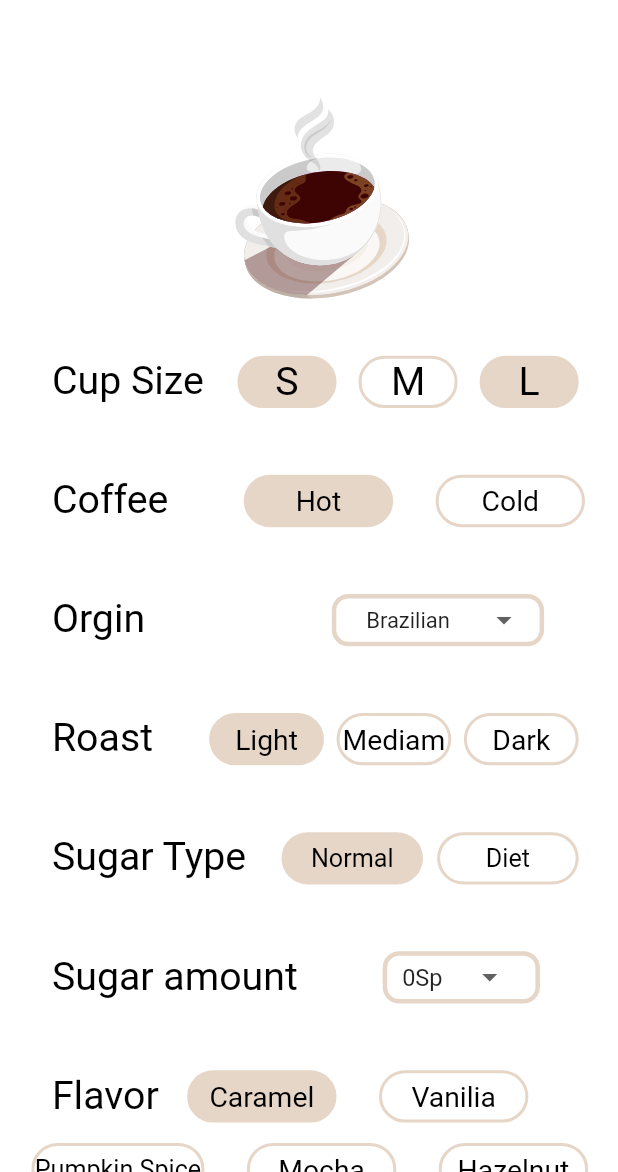
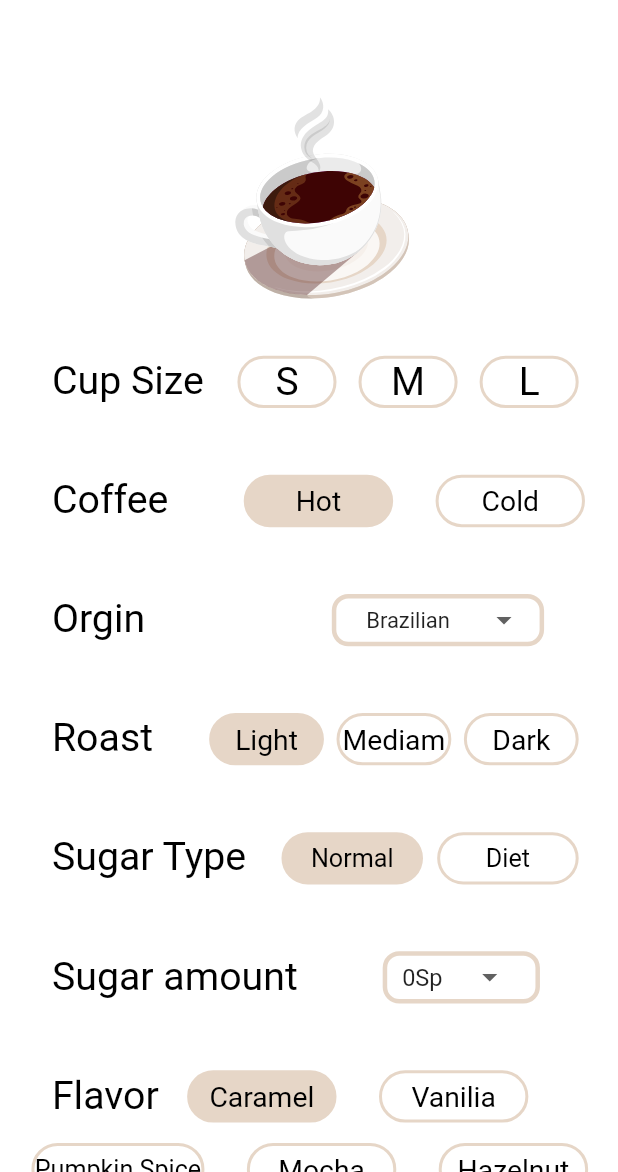
Before and after one commit to Amrmahmoud333/coffee_creator, a Flutter app: the MakeYourCoffeScreen screen opened directly, on a phone screen of 412 x 824 dp, the part 64-1236 px from its top. Run offline on Flutter 3.47's test engine with Material 2 defaults, Android fonts, the light colour scheme and no system bars; drawn by our look-alikes of auto_size_text; our stand-ins replace flutter_screenutil, flutter_svg, image_picker; missing offline and left inert: vertical_card_pager; project files that could hold a hidden picture were left out.

Commit message:
update make your coffee

```diff
--- a/lib/views/make_coffee/screens/make_your_coffee_screen.dart
+++ b/lib/views/make_coffee/screens/make_your_coffee_screen.dart
@@ -15,9 +15,13 @@ class MakeYourCoffeScreen extends StatefulWidget {
 }
 
 class _MakeYourCoffeScreenState extends State<MakeYourCoffeScreen> {
-  int _value = 1;
+  int _valueOrgin = 1;
+  int _valueSugar = 1;
   final _scaffoldKey = new GlobalKey<ScaffoldState>();
-
+  String _cupSize = '';
+  bool _isCupSizeM = false;
+  bool _isCupSizeS = false;
+  bool _isCupSizeL = false;
   @override
   Widget build(BuildContext context) {
     SystemChrome.setSystemUIOverlayStyle(SystemUiOverlayStyle(
@@ -79,15 +83,45 @@ class _MakeYourCoffeScreenState extends State<MakeYourCoffeScreen> {
                   SizedBox(
                     width: 5.w,
                   ),
-                  ContainerChoose('S', 63.w, 36.h, 25.sp, true),
+                  InkWell(
+                      onTap: () {
+                        setState(() {
+                          _cupSize = 'S';
+                          _isCupSizeS = !_isCupSizeS;
+                          _isCupSizeM = false;
+                          _isCupSizeL = false;
+                        });
+                      },
+                      child:
+                          ContainerChoose('S', 63.w, 36.h, 25.sp, _isCupSizeS)),
                   SizedBox(
                     width: 14.w,
                   ),
-                  ContainerChoose('M', 63.w, 36.h, 25.sp, false),
+                  InkWell(
+                      onTap: () {
+                        setState(() {
+                          _cupSize = 'M';
+                          _isCupSizeM = !_isCupSizeM;
+                          _isCupSizeL = false;
+                          _isCupSizeS = false;
+                        });
+                      },
+                      child:
+                          ContainerChoose('M', 63.w, 36.h, 25.sp, _isCupSizeM)),
                   SizedBox(
                     width: 14.w,
                   ),
-                  ContainerChoose('L', 63.w, 36.h, 25.sp, true),
+                  InkWell(
+                      onTap: () {
+                        setState(() {
+                          _cupSize = 'L';
+                          _isCupSizeL = !_isCupSizeL;
+                          _isCupSizeM = false;
+                          _isCupSizeS = false;
+                        });
+                      },
+                      child:
+                          ContainerChoose('L', 63.w, 36.h, 25.sp, _isCupSizeL)),
                   SizedBox(
                     width: 25.w,
                   ),
@@ -130,7 +164,7 @@ class _MakeYourCoffeScreenState extends State<MakeYourCoffeScreen> {
                             color: const Color(0xffe6d6c7), width: 3),
                         color: const Color(0xffffffff)),
                     child: DropdownButton(
-                      value: _value,
+                      value: _valueOrgin,
                       icon: Icon(Icons.arrow_drop_down),
                       underline: SizedBox(),
                       items: [
@@ -212,7 +246,7 @@ class _MakeYourCoffeScreenState extends State<MakeYourCoffeScreen> {
                       ],
                       onChanged: (dynamic v) {
                         setState(() {
-                          _value = v;
+                          _valueOrgin = v;
                         });
                       },
                     ),
@@ -295,7 +329,7 @@ class _MakeYourCoffeScreenState extends State<MakeYourCoffeScreen> {
                             color: const Color(0xffe6d6c7), width: 3),
                         color: const Color(0xffffffff)),
                     child: DropdownButton(
-                      value: _value,
+                      value: _valueSugar,
                       icon: Icon(Icons.arrow_drop_down),
                       underline: SizedBox(),
                       items: [
@@ -372,7 +406,7 @@ class _MakeYourCoffeScreenState extends State<MakeYourCoffeScreen> {
                       ],
                       onChanged: (dynamic v) {
                         setState(() {
-                          _value = v;
+                          _valueSugar = v;
                         });
                       },
                     ),
--- a/lib/views/make_coffee/widget/container_choose.dart
+++ b/lib/views/make_coffee/widget/container_choose.dart
@@ -1,3 +1,4 @@
+import 'package:auto_size_text/auto_size_text.dart';
 import 'package:flutter/material.dart';
 
 class ContainerChoose extends StatelessWidget {
@@ -20,7 +21,7 @@ class ContainerChoose extends StatelessWidget {
             : Colors.white, //TODO change with white
       ),
       child: Center(
-        child: Text(
+        child: AutoSizeText(
           text,
           style: TextStyle(
             fontSize: fontSize,
--- a/lib/views/router/app_router.dart
+++ b/lib/views/router/app_router.dart
@@ -1,5 +1,6 @@
 import 'package:coffee_creator/views/home/home_screen.dart';
 import 'package:coffee_creator/views/login/login_screen.dart';
+import 'package:coffee_creator/views/make_coffee/screens/make_your_coffee_screen.dart';
 import 'package:coffee_creator/views/sign_up/screens/sign_up_screen.dart';
 import 'package:coffee_creator/views/welcome/welcome_screen.dart';
 import 'package:flutter/material.dart';
@@ -8,7 +9,7 @@ class AppRouter {
   Route onGenerateRoute(RouteSettings routeSettings) {
     switch (routeSettings.name) {
       case '/':
-        return MaterialPageRoute(builder: (_) => WelcomeScreen());
+        return MaterialPageRoute(builder: (_) => MakeYourCoffeScreen());
       case LoginScreen.routeName:
         return MaterialPageRoute(builder: (_) => LoginScreen());
       case SignUpScreen.routeName:
```
Also changed, not shown: pubspec.lock, 2 other files.
